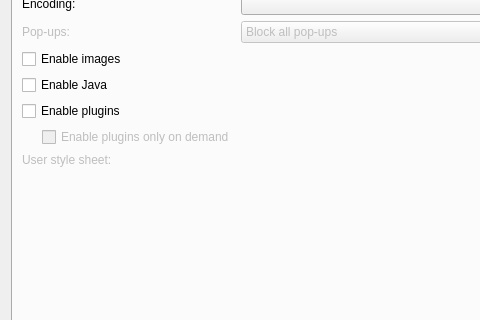
OtterBrowser/otter-browser, file src/ui/WebsitePreferencesDialog.ui: the form before one commit; both pictures show x 0 to 480 and y 81 to 401 of the 611 by 500 pixel window.
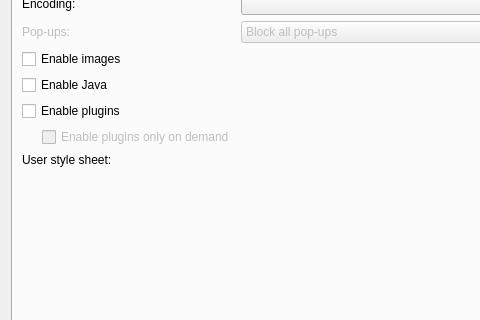
The form after the commit. Custom widgets are drawn as their Qt base class.

Patch:
```diff
--- a/src/ui/WebsitePreferencesDialog.ui
+++ b/src/ui/WebsitePreferencesDialog.ui
@@ -141,9 +141,6 @@
        </item>
        <item row="6" column="0">
         <widget class="QLabel" name="userStyleSheetLabel">
-         <property name="enabled">
-          <bool>false</bool>
-         </property>
          <property name="text">
           <string>User style sheet:</string>
          </property>
```
Left out of the diff: 6 changed lines with no effect on the pictures.
